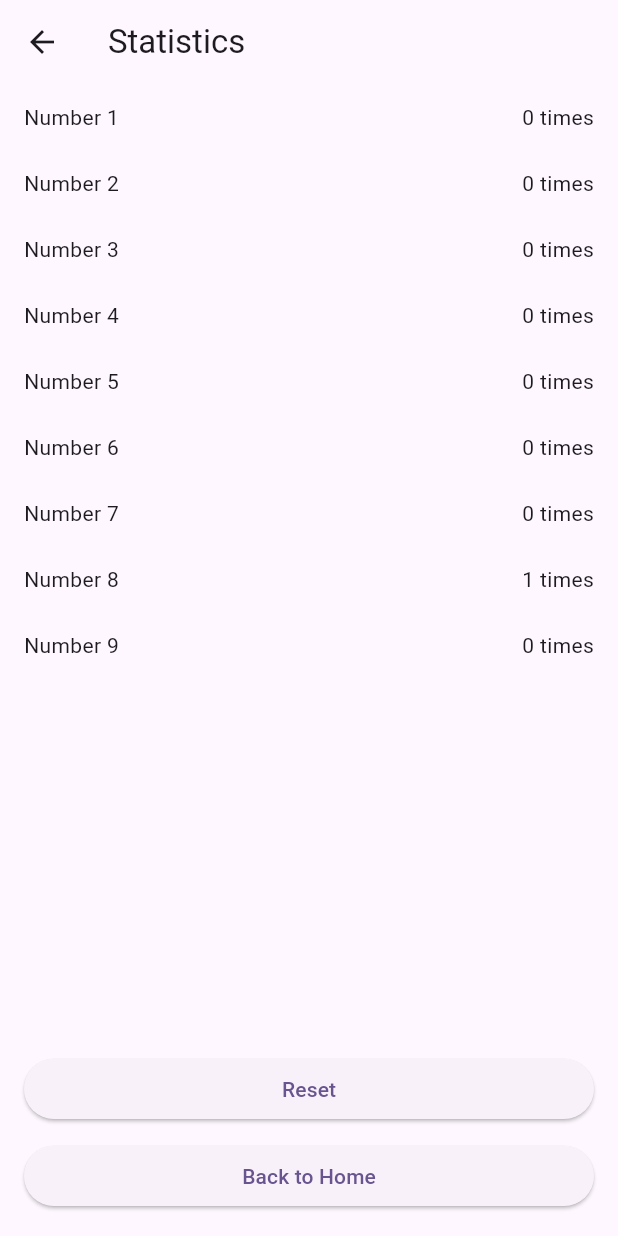
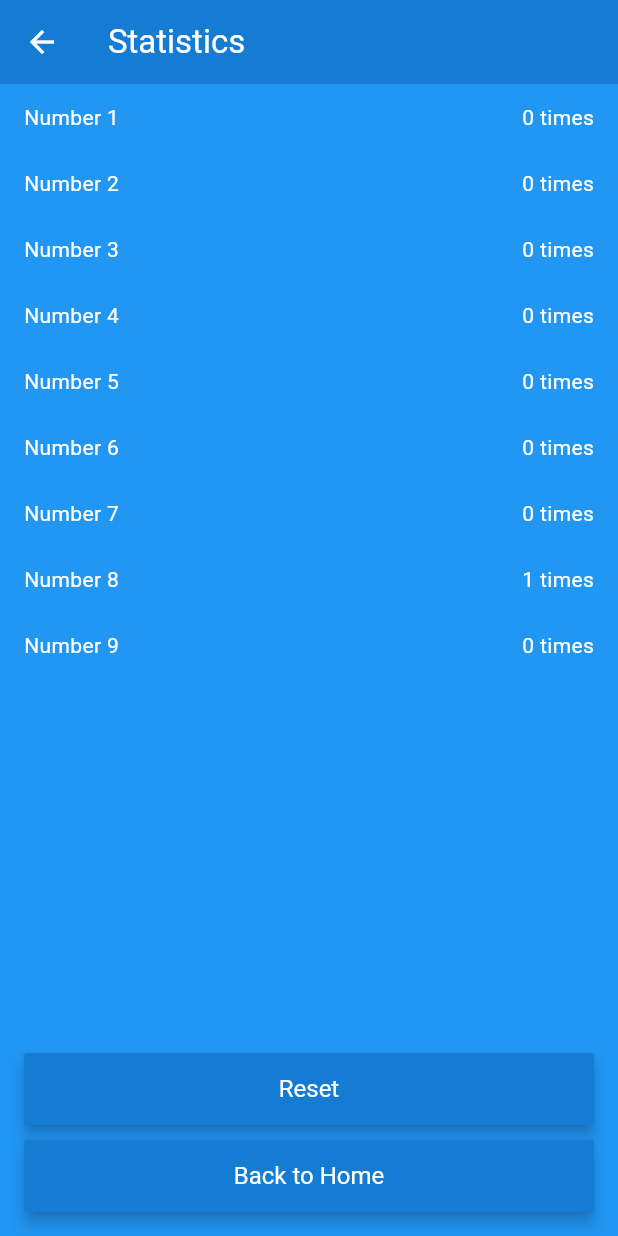
Before and after one commit to Elodie-M/assigment1-flutter, a Flutter app: the screen it shows after launch, after a tap on "Generate", after a tap on "View Statistics", on a phone screen of 412 x 824 dp. Run offline on Flutter 3.47's test engine with Material 3 defaults, Android fonts, the phone set to English and light mode, and no system bars.

Commit message:
did the color and shape styling

```diff
--- a/lib/main.dart
+++ b/lib/main.dart
@@ -1,6 +1,22 @@
 import 'package:flutter/material.dart';
 import 'dart:math';
 import 'dart:async';
+
+const Color kAppBarColor = Color(0xFF147CD3);
+const Color kBodyColor = Color(0xFF2196F3);
+const Color kButtonColor = Color(0xFF147CD3);
+const Color kTextColor = Colors.white;
+
+final ButtonStyle _elevatedButtonStyle = ElevatedButton.styleFrom(
+  backgroundColor: kButtonColor,
+  foregroundColor: kTextColor,
+  minimumSize: const Size(double.infinity, 48),
+  shape: RoundedRectangleBorder(
+    borderRadius: BorderRadius.circular(2),
+  ),
+  elevation: 4,
+  textStyle: const TextStyle(fontSize: 16),
+);
 
 void main() {
   runApp(const MyApp());
@@ -31,8 +47,6 @@ class MyHomePage extends StatefulWidget {
 }
 
 class _MyHomePageState extends State<MyHomePage> with SingleTickerProviderStateMixin{
-  int _counter = 0;
-
   final Random _rng = Random();
 
   int? _currentNumber;
@@ -87,7 +101,10 @@ void dispose() {
   @override
   Widget build(BuildContext context) {
     return Scaffold(
+      backgroundColor: kBodyColor,
       appBar: AppBar(
+        backgroundColor: kAppBarColor,
+        foregroundColor: kTextColor,
         leading: const Icon(Icons.home),
         title: Text(widget.title),
       ),
@@ -111,7 +128,7 @@ void dispose() {
                     style: const TextStyle(
                       fontSize: 64,
                       fontWeight: FontWeight.bold,
-                      color: Colors.black,
+                      color: kTextColor,
                     ),
                   ),
                 ),
@@ -127,6 +144,7 @@ void dispose() {
               SizedBox(
                 width: double.infinity,
                 child: ElevatedButton(
+                  style: _elevatedButtonStyle,
                   onPressed: _generate,
                   child: const Text("Generate"),
                 ),
@@ -135,6 +153,7 @@ void dispose() {
                 SizedBox(
                   width: double.infinity,
                   child: ElevatedButton(
+                    style: _elevatedButtonStyle,
                     onPressed: () {
                       Navigator.push(
                         context,
@@ -179,7 +198,10 @@ class _MySecondPageState extends State<MySecondPage> {
   @override
   Widget build(BuildContext context) {
     return Scaffold(
+      backgroundColor: kBodyColor,
       appBar: AppBar(
+        backgroundColor: kAppBarColor,
+        foregroundColor: kTextColor,
         centerTitle: false,
         leading: IconButton(
           icon: const Icon(Icons.arrow_back),
@@ -200,8 +222,10 @@ class _MySecondPageState extends State<MySecondPage> {
                   child: Row(
                     mainAxisAlignment: MainAxisAlignment.spaceBetween,
                     children: [
-                      Text("Number $number"),
-                      Text("${widget.counts[number]} times"),
+                      Text("Number $number",
+                        style: const TextStyle(color: kTextColor),),
+                      Text("${widget.counts[number]} times",
+                        style: const TextStyle(color: kTextColor),),
                     ],
                   ),
                 );
@@ -216,6 +240,7 @@ class _MySecondPageState extends State<MySecondPage> {
                 SizedBox(
                   width: double.infinity,
                   child: ElevatedButton(
+                    style: _elevatedButtonStyle,
                     onPressed: () {
                       widget.onReset();
                       setState(() {});
@@ -227,6 +252,7 @@ class _MySecondPageState extends State<MySecondPage> {
                 SizedBox(
                   width: double.infinity,
                   child: ElevatedButton(
+                    style: _elevatedButtonStyle,
                     onPressed: () => Navigator.pop(context),
                     child: const Text("Back to Home"),
                     ),
```
